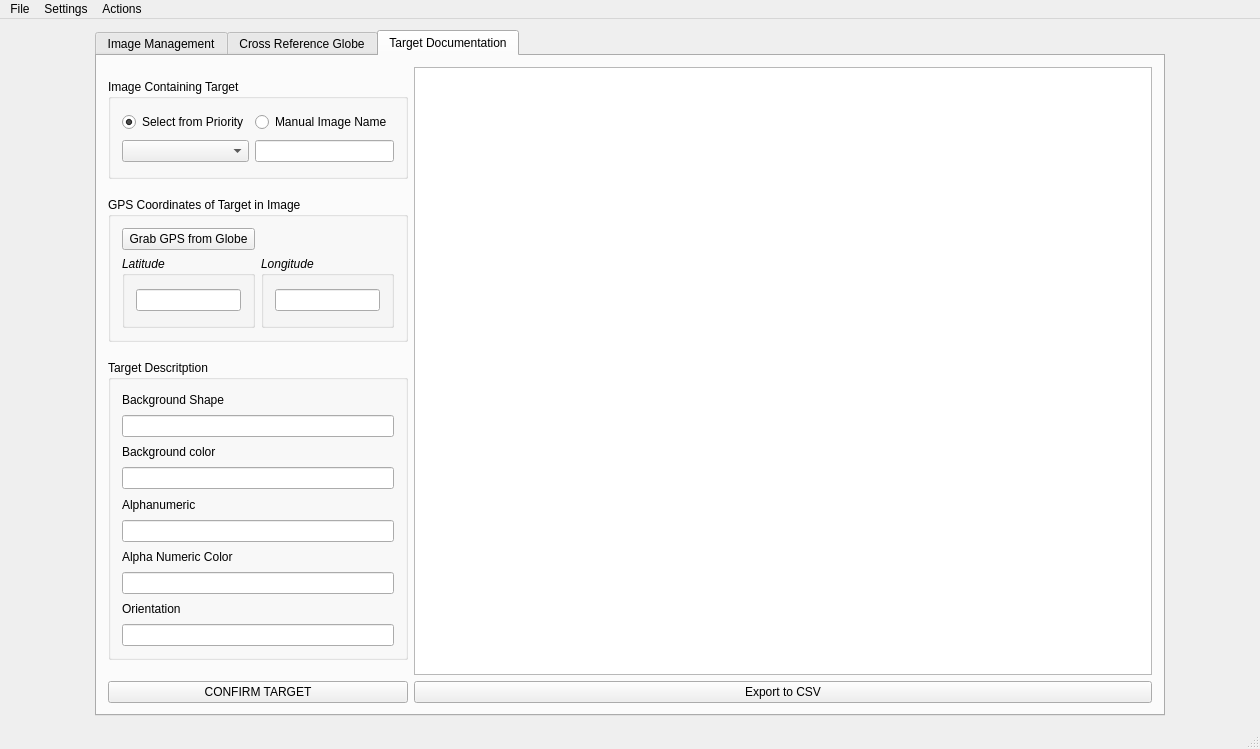
First picture: the form in mainwindow.ui, repository Morgan243/Dynamic-Image-Viewer, before the edit.
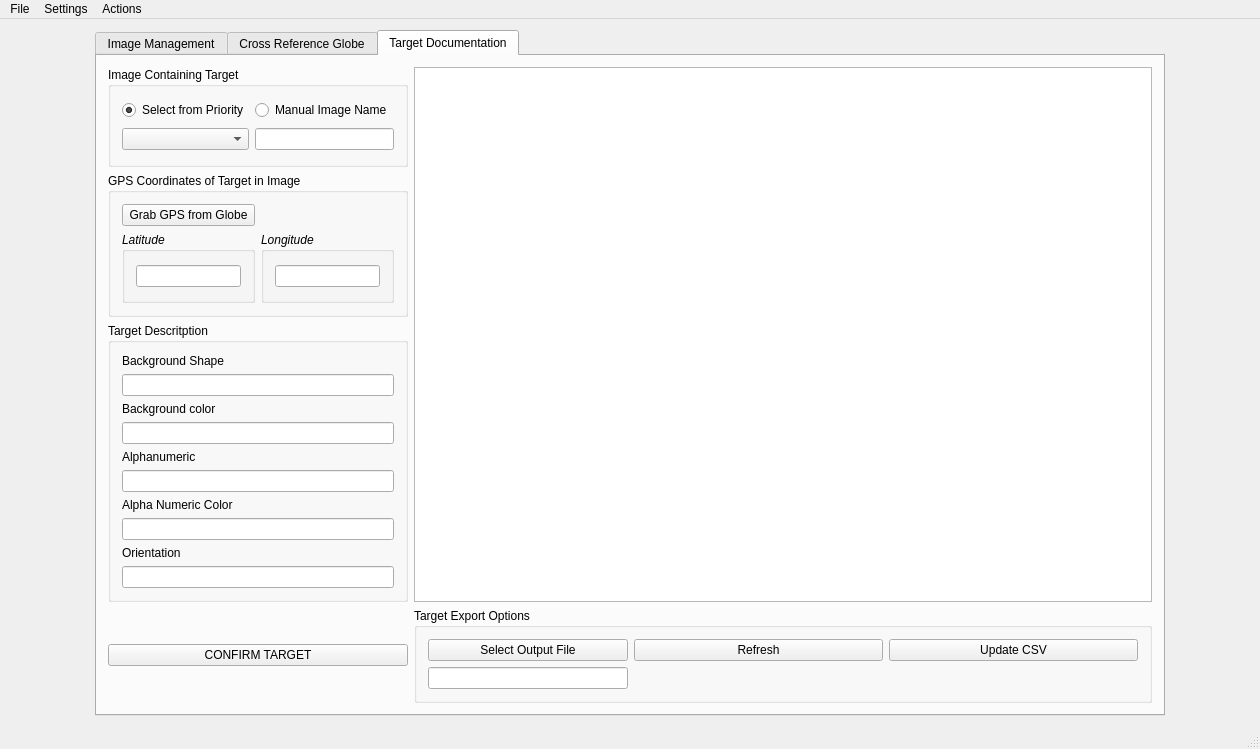
Second picture: the form after the edit. Icons and pictures are not drawn.

Commit message: Began adding more features to target documentation tab

```diff
--- a/mainwindow.ui
+++ b/mainwindow.ui
@@ -612,14 +612,55 @@
          <widget class="QTableWidget" name="tableWidget_targets"/>
         </item>
         <item row="1" column="1">
-         <widget class="QPushButton" name="pushButton_writeToCSV">
-          <property name="text">
-           <string>Export to CSV</string>
+         <widget class="QGroupBox" name="groupBox_exportOptions">
+          <property name="title">
+           <string>Target Export Options</string>
           </property>
-          <property name="icon">
-           <iconset>
-            <normaloff>move-waiting-down-alternative.png</normaloff>move-waiting-down-alternative.png</iconset>
-          </property>
+          <layout class="QGridLayout" name="gridLayout_14">
+           <item row="0" column="5">
+            <widget class="QPushButton" name="pushButton_reload">
+             <property name="text">
+              <string>Refresh</string>
+             </property>
+             <property name="icon">
+              <iconset>
+               <normaloff>refresh.png</normaloff>refresh.png</iconset>
+             </property>
+            </widget>
+           </item>
+           <item row="1" column="0">
+            <widget class="QLineEdit" name="lineEdit">
+             <property name="maximumSize">
+              <size>
+               <width>200</width>
+               <height>16777215</height>
+              </size>
+             </property>
+            </widget>
+           </item>
+           <item row="0" column="6">
+            <widget class="QPushButton" name="pushButton_updateCSV">
+             <property name="text">
+              <string>Update CSV</string>
+             </property>
+             <property name="icon">
+              <iconset>
+               <normaloff>move-waiting-down-alternative.png</normaloff>move-waiting-down-alternative.png</iconset>
+             </property>
+            </widget>
+           </item>
+           <item row="0" column="0">
+            <widget class="QPushButton" name="pushButton_selectCSV">
+             <property name="text">
+              <string>Select Output File</string>
+             </property>
+             <property name="icon">
+              <iconset>
+               <normaloff>folder.png</normaloff>folder.png</iconset>
+             </property>
+            </widget>
+           </item>
+          </layout>
          </widget>
         </item>
        </layout>
```
The commit also changes 2 other files.
